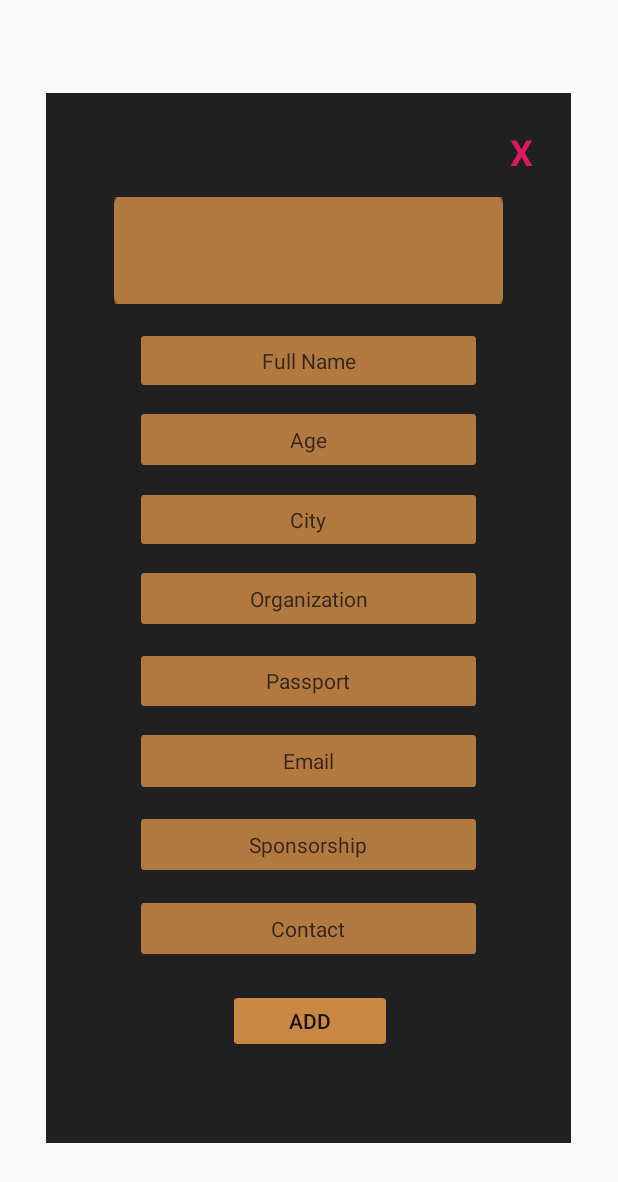
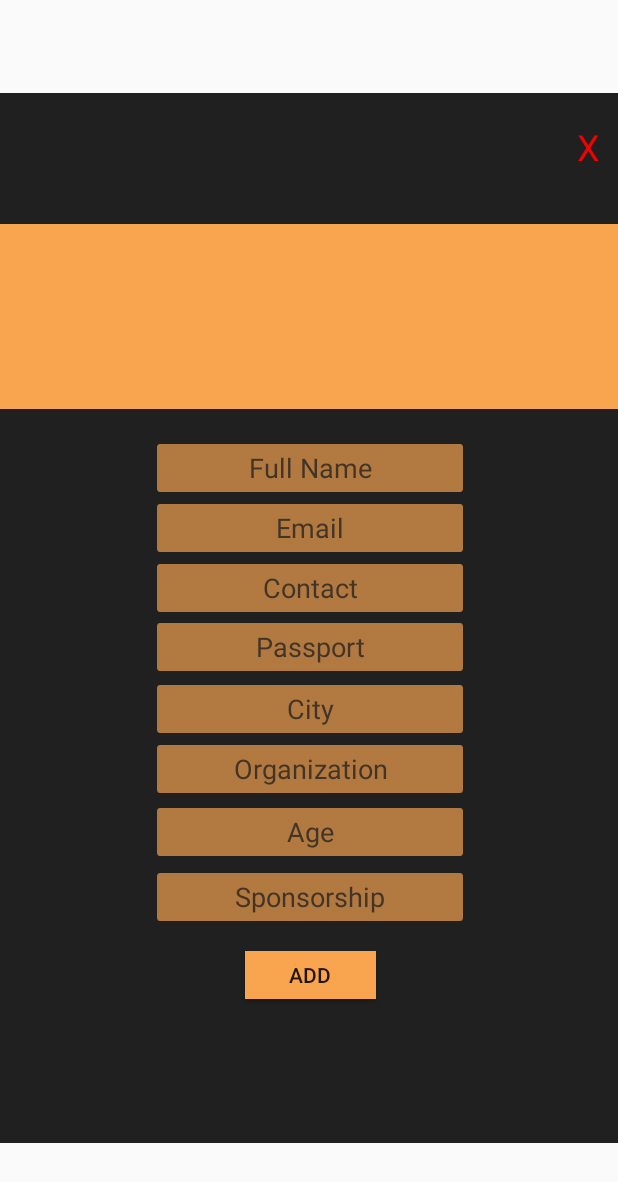
Before and after one commit to thesua7/Sangat-v-2, an Android app: the layout custompopup.xml on its own in the app's theme, with its tools: preview values and no code run, on a phone screen of 412 x 824 dp. Shown: the top 1182 px of the screen. Run offline under Robolectric (Android 15) with nearby library versions, the phone set to English and light mode, and no system bars.

Commit message:
Gyro,Collecting data from db and Redesigned POPUP jar

```diff
--- a/app/src/main/java/ahameds/com/sangatv12/MainActivity.java
+++ b/app/src/main/java/ahameds/com/sangatv12/MainActivity.java
@@ -6,9 +6,13 @@ import androidx.appcompat.widget.Toolbar;
 import androidx.core.view.GravityCompat;
 import androidx.drawerlayout.widget.DrawerLayout;
 
+import android.database.Cursor;
+import android.hardware.Sensor;
+import android.hardware.SensorManager; //package for android hardware
 
 import android.app.Dialog;
 import android.os.Bundle;
+import android.text.method.ScrollingMovementMethod;
 import android.util.Log;
 import android.view.Menu;
 import android.view.MenuItem;
@@ -32,6 +36,9 @@ public class MainActivity extends AppCompatActivity {
    private Dialog myDialog;
            ActionBarDrawerToggle actionBarDrawerToggle;
 
+   private Sensor gyroscope; //gyroscope object
+   private SensorManager sensorManager;
+
    private ImageButton india,bd,pakistan,srilanka,maldives,nepal,bhutan;
 
 
@@ -40,6 +47,17 @@ public class MainActivity extends AppCompatActivity {
     protected void onCreate(Bundle savedInstanceState) {
         super.onCreate(savedInstanceState);
         setContentView(R.layout.activity_main);
+        sensorManager= (SensorManager) getSystemService(SENSOR_SERVICE);// getting all available sensors
+        gyroscope=sensorManager.getDefaultSensor(Sensor.TYPE_GYROSCOPE); // getting only gyroscope
+        if(gyroscope==null)
+        {
+            Toast.makeText(this,"this device has no gyroscope sensor",Toast.LENGTH_SHORT).show();
+            finish();
+        }
+
+        else{
+            Toast.makeText(this,"this device has gyroscope sensor",Toast.LENGTH_SHORT).show();
+        }
 
 
         myDialog = new Dialog(this);//Declaring Dialog
@@ -204,17 +222,36 @@ public class MainActivity extends AppCompatActivity {
             public void onClick(View v) {
                 Boolean flag =myDB.insertData(fullname.getText().toString(),email.getText().toString(),phone.getText().toString(),n,city.getText().toString(),passport.getText().toString(),organization.getText().toString(),sponsorship.getText().toString());
                 if(flag==true){
-                    display.setText("Added");
+                    Toast.makeText(MainActivity.this,"Added!!",Toast.LENGTH_SHORT).show();
                 }
                 else{
-                    display.setText("Not Added");//FOR TESTING
+                    Toast.makeText(MainActivity.this,"Not Added!!",Toast.LENGTH_SHORT).show();
                 }
             }
         });
 
 
+        Cursor cur = myDB.getAllData();
 
+        if(cur.getCount()==0){
 
+            display.setText("No data found");
+
+        }
+
+        StringBuffer buffer = new StringBuffer();
+
+        while(cur.moveToNext()){
+            buffer.append("ID: "+cur.getString(0)+"\n");
+            buffer.append("NAME: "+cur.getString(1)+"\n");
+            buffer.append("CONTACT NUMBER: "+cur.getString(2)+"\n");
+            buffer.append("EMAIL: "+cur.getString(3)+"\n");
+
+        }
+
+        display.setText(buffer.toString());
+
+        display.setMovementMethod(new ScrollingMovementMethod());
 
 
     }
--- a/app/src/main/res/layout/custompopup.xml
+++ b/app/src/main/res/layout/custompopup.xml
@@ -1,10 +1,10 @@
 <?xml version="1.0" encoding="utf-8"?>
-<RelativeLayout
+<androidx.constraintlayout.widget.ConstraintLayout
     xmlns:android="http://schemas.android.com/apk/res/android"
     xmlns:app="http://schemas.android.com/apk/res-auto"
     xmlns:tools="http://schemas.android.com/tools"
     android:orientation="vertical"
-    android:layout_width="350dp"
+    android:layout_width="450dp"
     android:layout_height="700dp"
     android:background="@color/MaterialBlack"
     android:layout_gravity="center"
@@ -13,297 +13,199 @@
 
     >
 
+    <TextView
+        android:id="@+id/toshow"
+        android:layout_width="413dp"
+        android:layout_height="123dp"
+        android:background="@color/OrangeLight"
+        android:gravity="center"
+        android:textColor="@color/MaterialBlack"
+        app:layout_constraintBottom_toBottomOf="parent"
+        app:layout_constraintEnd_toEndOf="parent"
+        app:layout_constraintHorizontal_bias="0.513"
+        app:layout_constraintStart_toStartOf="parent"
+        app:layout_constraintTop_toTopOf="parent"
+        app:layout_constraintVertical_bias="0.152" />
 
     <TextView
         android:id="@+id/exitbtn"
-        android:layout_width="70dp"
-        android:layout_height="58dp"
-        android:layout_alignParentStart="true"
-        android:layout_alignParentTop="true"
-        android:layout_alignParentEnd="true"
-        android:layout_alignParentBottom="true"
-        android:layout_gravity="end"
-        android:layout_marginStart="282dp"
-        android:layout_marginTop="10dp"
-        android:layout_marginEnd="-2dp"
-        android:layout_marginBottom="632dp"
+        android:layout_width="28dp"
+        android:layout_height="39dp"
+        android:foregroundGravity="center"
         android:gravity="center"
         android:text="@string/x"
-        android:textColor="@color/colorAccent"
+        android:textColor="#F30000"
         android:textSize="24sp"
-        android:textStyle="bold"
         app:layout_constraintBottom_toBottomOf="parent"
         app:layout_constraintEnd_toEndOf="parent"
-        app:layout_constraintHorizontal_bias="0.993"
+        app:layout_constraintHorizontal_bias="0.94"
         app:layout_constraintStart_toStartOf="parent"
         app:layout_constraintTop_toTopOf="parent"
-        app:layout_constraintVertical_bias="0.006">
-
-    </TextView>
-
-
-    <TextView
-        android:id="@+id/toshow"
-        android:layout_width="257dp"
-        android:layout_height="72dp"
-        android:layout_alignParentStart="true"
-        android:layout_alignParentTop="true"
-
-        android:layout_alignParentEnd="true"
-
-        android:layout_alignParentBottom="true"
-        android:layout_marginStart="45dp"
-        android:layout_marginTop="69dp"
-        android:layout_marginEnd="45dp"
-        android:layout_marginBottom="559dp"
-        android:background="@drawable/popupfield1"
-        android:gravity="center"
-
-
-
-        android:textColor="@color/MaterialBlack"
-        app:layout_constraintBottom_toBottomOf="parent"
-        app:layout_constraintEnd_toEndOf="parent"
-        app:layout_constraintHorizontal_bias="0.505"
-        app:layout_constraintStart_toStartOf="parent"
-        app:layout_constraintTop_toTopOf="parent"
-        app:layout_constraintVertical_bias="0.213" />
+        app:layout_constraintVertical_bias="0.024" />
 
     <EditText
         android:id="@+id/name"
-        android:layout_width="221dp"
-        android:layout_height="33dp"
-        android:layout_alignParentStart="true"
-        android:layout_alignParentTop="true"
-        android:layout_alignParentEnd="true"
-        android:layout_alignParentBottom="true"
-        android:layout_marginStart="63dp"
-        android:layout_marginTop="162dp"
-        android:layout_marginEnd="63dp"
-        android:layout_marginBottom="505dp"
-        android:autofillHints=""
+        android:layout_width="204dp"
+        android:layout_height="32dp"
         android:background="@drawable/popupfield1"
         android:ems="10"
         android:gravity="center"
         android:hint="@string/full_name"
+        android:importantForAutofill="no"
         android:inputType="textPersonName"
-        android:textColorHint="#D21B1313"
-        android:textSize="14sp"
+        android:textColor="@color/MaterialBlack"
+        android:textColorHint="#C3202020"
         app:layout_constraintBottom_toBottomOf="parent"
         app:layout_constraintEnd_toEndOf="parent"
+
         app:layout_constraintStart_toStartOf="parent"
         app:layout_constraintTop_toTopOf="parent"
-        app:layout_constraintVertical_bias="0.468"
-        tools:targetApi="o" />
+        app:layout_constraintVertical_bias="0.35" />
+
+    <EditText
+        android:id="@+id/contact"
+        android:layout_width="204dp"
+        android:layout_height="32dp"
+        android:background="@drawable/popupfield1"
+        android:ems="10"
+        android:gravity="center"
+        android:hint="@string/contact"
+        android:importantForAutofill="no"
+        android:inputType="textPersonName"
+        android:textColor="@color/MaterialBlack"
+        android:textColorHint="#C3202020"
+        app:layout_constraintBottom_toBottomOf="parent"
+        app:layout_constraintEnd_toEndOf="parent"
+
+        app:layout_constraintStart_toStartOf="parent"
+        app:layout_constraintTop_toTopOf="parent"
+        app:layout_constraintVertical_bias="0.47" />
+
+    <EditText
+        android:id="@+id/city"
+        android:layout_width="204dp"
+        android:layout_height="32dp"
+        android:background="@drawable/popupfield1"
+        android:ems="10"
+        android:gravity="center"
+        android:hint="@string/city"
+        android:importantForAutofill="no"
+        android:inputType="textPersonName"
+        android:textColor="@color/MaterialBlack"
+        android:textColorHint="#C3202020"
+        app:layout_constraintBottom_toBottomOf="parent"
+        app:layout_constraintEnd_toEndOf="parent"
+
+        app:layout_constraintStart_toStartOf="parent"
+        app:layout_constraintTop_toTopOf="parent"
+        app:layout_constraintVertical_bias="0.591" />
+
+    <EditText
+        android:id="@+id/sponser"
+        android:layout_width="204dp"
+        android:layout_height="32dp"
+        android:background="@drawable/popupfield1"
+        android:ems="10"
+        android:gravity="center"
+        android:hint="@string/sponsorship"
+        android:importantForAutofill="no"
+        android:inputType="textPersonName"
+        android:textColor="@color/MaterialBlack"
+        android:textColorHint="#C3202020"
+        app:layout_constraintBottom_toBottomOf="parent"
+        app:layout_constraintEnd_toEndOf="parent"
+
+        app:layout_constraintStart_toStartOf="parent"
+        app:layout_constraintTop_toTopOf="parent"
+        app:layout_constraintVertical_bias="0.778" />
 
     <EditText
         android:id="@+id/age"
-        android:layout_width="220dp"
-        android:layout_height="34dp"
-        android:layout_alignParentStart="true"
-        android:layout_alignParentTop="true"
-        android:layout_alignParentEnd="true"
-        android:layout_alignParentBottom="true"
-        android:layout_marginStart="63dp"
-        android:layout_marginTop="214dp"
-        android:layout_marginEnd="63dp"
-        android:layout_marginBottom="452dp"
-        android:autofillHints=""
+        android:layout_width="204dp"
+        android:layout_height="32dp"
         android:background="@drawable/popupfield1"
         android:ems="10"
         android:gravity="center"
         android:hint="@string/age"
+        android:importantForAutofill="no"
         android:inputType="textPersonName"
-        android:textColorHint="#D21B1313"
-        android:textSize="14sp"
+        android:textColor="@color/MaterialBlack"
+        android:textColorHint="#C3202020"
         app:layout_constraintBottom_toBottomOf="parent"
         app:layout_constraintEnd_toEndOf="parent"
+
         app:layout_constraintStart_toStartOf="parent"
         app:layout_constraintTop_toTopOf="parent"
-        app:layout_constraintVertical_bias="0.62"
-        tools:targetApi="o" />
+        app:layout_constraintVertical_bias="0.714" />
 
     <EditText
-        android:id="@+id/city"
-        android:layout_width="220dp"
-        android:layout_height="34dp"
-        android:layout_alignParentStart="true"
-        android:layout_alignParentTop="true"
-        android:layout_alignParentEnd="true"
-        android:layout_alignParentBottom="true"
-        android:layout_marginStart="63dp"
-        android:layout_marginTop="268dp"
-        android:layout_marginEnd="63dp"
-        android:layout_marginBottom="399dp"
-        android:autofillHints=""
+        android:id="@+id/passport"
+        android:layout_width="204dp"
+        android:layout_height="32dp"
         android:background="@drawable/popupfield1"
         android:ems="10"
         android:gravity="center"
-        android:hint="@string/city"
+        android:hint="@string/passport"
+        android:importantForAutofill="no"
         android:inputType="textPersonName"
-        android:textColorHint="#D21B1313"
-        android:textSize="14sp"
+        android:textColor="@color/MaterialBlack"
+        android:textColorHint="#C3202020"
         app:layout_constraintBottom_toBottomOf="parent"
         app:layout_constraintEnd_toEndOf="parent"
+
         app:layout_constraintStart_toStartOf="parent"
         app:layout_constraintTop_toTopOf="parent"
-        app:layout_constraintVertical_bias="0.77"
-        tools:targetApi="o" />
+        app:layout_constraintVertical_bias="0.529" />
 
     <EditText
         android:id="@+id/orgnz"
-        android:layout_width="220dp"
-        android:layout_height="34dp"
-        android:layout_alignParentStart="true"
-        android:layout_alignParentTop="true"
-        android:layout_alignParentEnd="true"
-        android:layout_alignParentBottom="true"
-        android:layout_marginStart="63dp"
-        android:layout_marginTop="320dp"
-        android:layout_marginEnd="63dp"
-        android:layout_marginBottom="346dp"
-        android:autofillHints=""
+        android:layout_width="204dp"
+        android:layout_height="32dp"
         android:background="@drawable/popupfield1"
         android:ems="10"
         android:gravity="center"
         android:hint="@string/organization"
+        android:importantForAutofill="no"
         android:inputType="textPersonName"
-        android:textColorHint="#D21B1313"
-        android:textSize="14sp"
+        android:textColor="@color/MaterialBlack"
+        android:textColorHint="#C3202020"
         app:layout_constraintBottom_toBottomOf="parent"
         app:layout_constraintEnd_toEndOf="parent"
+
         app:layout_constraintStart_toStartOf="parent"
         app:layout_constraintTop_toTopOf="parent"
-        app:layout_constraintVertical_bias="0.92"
-        tools:targetApi="o" />
-
-    <EditText
-        android:id="@+id/passport"
-        android:layout_width="224dp"
-        android:layout_height="34dp"
-        android:layout_alignParentStart="true"
-        android:layout_alignParentTop="true"
-        android:layout_alignParentEnd="true"
-        android:layout_alignParentBottom="true"
-        android:layout_marginStart="63dp"
-        android:layout_marginTop="375dp"
-        android:layout_marginEnd="63dp"
-        android:layout_marginBottom="291dp"
-        android:autofillHints=""
-        android:background="@drawable/popupfield1"
-        android:ems="10"
-        android:gravity="center"
-        android:hint="@string/passport"
-        android:inputType="textPersonName"
-        android:textColorHint="#D21B1313"
-        android:textSize="14sp"
-        app:layout_constraintBottom_toBottomOf="parent"
-        app:layout_constraintEnd_toEndOf="parent"
-        app:layout_constraintHorizontal_bias="0.715"
-        app:layout_constraintStart_toStartOf="parent"
-        app:layout_constraintTop_toTopOf="parent"
-        app:layout_constraintVertical_bias="1.0"
-        tools:targetApi="o" />
-
-    <EditText
-        android:id="@+id/sponser"
-        android:layout_width="224dp"
-        android:layout_height="34dp"
-        android:layout_alignParentStart="true"
-        android:layout_alignParentTop="true"
-        android:layout_alignParentEnd="true"
-        android:layout_alignParentBottom="true"
-        android:layout_marginStart="63dp"
-        android:layout_marginTop="484dp"
-        android:layout_marginEnd="63dp"
-        android:layout_marginBottom="182dp"
-        android:autofillHints=""
-        android:background="@drawable/popupfield1"
-        android:ems="10"
-        android:gravity="center"
-        android:hint="@string/sponsorship"
-        android:inputType="textPersonName"
-        android:textColor="#000000"
-        android:textColorHint="#D21B1313"
-        android:textSize="14sp"
-        app:layout_constraintBottom_toBottomOf="parent"
-        app:layout_constraintEnd_toEndOf="parent"
-        app:layout_constraintHorizontal_bias="0.715"
-        app:layout_constraintStart_toStartOf="parent"
-        app:layout_constraintTop_toTopOf="parent"
-        app:layout_constraintVertical_bias="1.0"
-        tools:targetApi="o" />
-
-    <EditText
-        android:id="@+id/contact"
-        android:layout_width="224dp"
-        android:layout_height="34dp"
-        android:layout_alignParentStart="true"
-        android:layout_alignParentTop="true"
-        android:layout_alignParentEnd="true"
-        android:layout_alignParentBottom="true"
-        android:layout_marginStart="63dp"
-        android:layout_marginTop="540dp"
-        android:layout_marginEnd="63dp"
-        android:layout_marginBottom="126dp"
-        android:autofillHints=""
-        android:background="@drawable/popupfield1"
-        android:ems="10"
-        android:gravity="center"
-        android:hint="@string/contact"
-        android:inputType="textPersonName"
-        android:textColorHint="#D21B1313"
-        android:textSize="14sp"
-        app:layout_constraintBottom_toBottomOf="parent"
-        app:layout_constraintEnd_toEndOf="parent"
-        app:layout_constraintHorizontal_bias="0.715"
-        app:layout_constraintStart_toStartOf="parent"
-        app:layout_constraintTop_toTopOf="parent"
-        app:layout_constraintVertical_bias="1.0"
-        tools:targetApi="o" />
+        app:layout_constraintVertical_bias="0.651" />
 
     <EditText
         android:id="@+id/email"
-        android:layout_width="222dp"
-        android:layout_height="36dp"
-        android:layout_alignParentStart="true"
-        android:layout_alignParentTop="true"
-        android:layout_alignParentEnd="true"
-        android:layout_alignParentBottom="true"
-        android:layout_marginStart="63dp"
-        android:layout_marginTop="428dp"
-        android:layout_marginEnd="63dp"
-        android:layout_marginBottom="237dp"
-        android:autofillHints=""
+        android:layout_width="204dp"
+        android:layout_height="32dp"
         android:background="@drawable/popupfield1"
         android:ems="10"
         android:gravity="center"
         android:hint="@string/email"
+        android:importantForAutofill="no"
         android:inputType="textEmailAddress"
-        android:textColorHint="#D21B1313"
-        android:textSize="14sp"
+        android:textColor="@color/MaterialBlack"
+        android:textColorHint="#C3202020"
         app:layout_constraintBottom_toBottomOf="parent"
         app:layout_constraintEnd_toEndOf="parent"
-        app:layout_constraintHorizontal_bias="0.715"
+
         app:layout_constraintStart_toStartOf="parent"
         app:layout_constraintTop_toTopOf="parent"
-        app:layout_constraintVertical_bias="1.0"
-        tools:targetApi="o" />
+        app:layout_constraintVertical_bias="0.41" />
 
     <Button
         android:id="@+id/adduserbtn"
-        android:layout_width="103dp"
-        android:layout_height="31dp"
-        android:layout_alignParentStart="true"
-        android:layout_alignParentTop="true"
-        android:layout_alignParentEnd="true"
-        android:layout_alignParentBottom="true"
-        android:layout_marginStart="125dp"
-        android:layout_marginTop="603dp"
-        android:layout_marginEnd="123dp"
-        android:layout_marginBottom="66dp"
-        android:background="@drawable/adduserbtn"
-        android:text="@string/add" />
+        android:layout_width="87dp"
+        android:layout_height="32dp"
+        android:background="@color/OrangeLight"
+        android:text="@string/add"
+        app:layout_constraintBottom_toBottomOf="parent"
+        app:layout_constraintEnd_toEndOf="parent"
+        app:layout_constraintHorizontal_bias="0.501"
+        app:layout_constraintStart_toStartOf="parent"
+        app:layout_constraintTop_toTopOf="parent"
+        app:layout_constraintVertical_bias="0.856" />
 
-
-</RelativeLayout>
+</androidx.constraintlayout.widget.ConstraintLayout>
```
